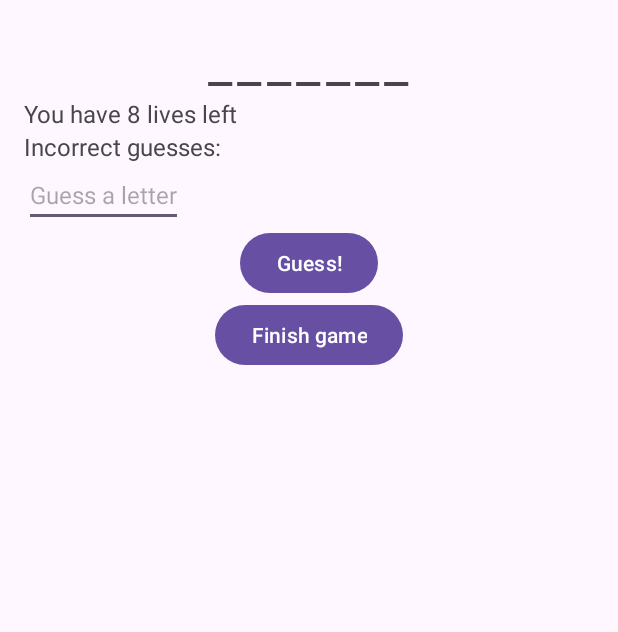
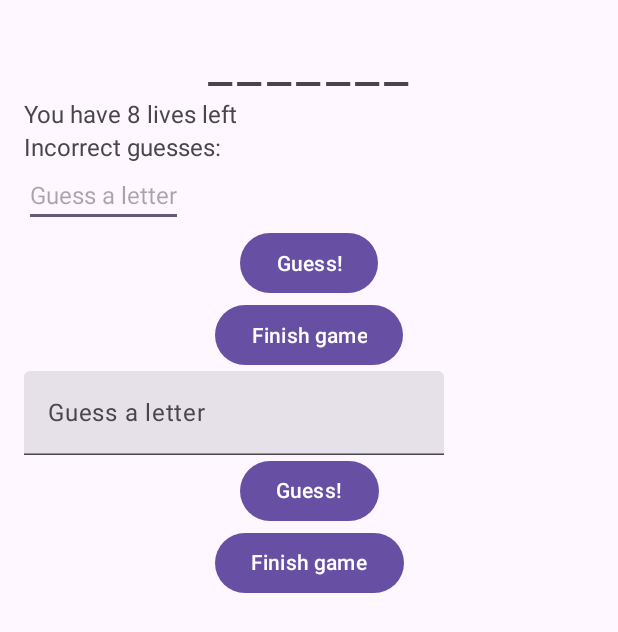
Before and after one commit to Herrkarotte/GuessingGame, an Android app built with Jetpack Compose: the screen it shows after launch (MainActivity), on a phone screen of 412 x 824 dp. Shown: the top 632 px of the screen. Run offline under Robolectric (Android 15) with nearby library versions, the phone set to English and light mode, and no system bars; our stand-ins replace data binding.

Commit message:
Start migrating GameFragment to Compose

```diff
--- a/app/src/main/java/com/example/guessinggame/GameFragment.kt
+++ b/app/src/main/java/com/example/guessinggame/GameFragment.kt
@@ -1,14 +1,26 @@
 package com.example.guessinggame
 
 import android.os.Bundle
-import androidx.fragment.app.Fragment
 import android.view.LayoutInflater
 import android.view.View
 import android.view.ViewGroup
+import androidx.compose.foundation.layout.Column
+import androidx.compose.foundation.layout.fillMaxWidth
+import androidx.compose.material3.Button
+import androidx.compose.material3.MaterialTheme
+import androidx.compose.material3.Surface
+import androidx.compose.material3.Text
+import androidx.compose.material3.TextField
+import androidx.compose.runtime.Composable
+import androidx.compose.runtime.mutableStateOf
+import androidx.compose.runtime.remember
+import androidx.compose.ui.Alignment
+import androidx.compose.ui.Modifier
+import androidx.fragment.app.Fragment
+import androidx.lifecycle.Observer
+import androidx.lifecycle.ViewModelProvider
+import androidx.navigation.findNavController
 import com.example.guessinggame.databinding.FragmentGameBinding
-import androidx.navigation.findNavController
-import androidx.lifecycle.ViewModelProvider
-import androidx.lifecycle.Observer
 
 
 class GameFragment : Fragment() {
@@ -21,7 +33,15 @@ class GameFragment : Fragment() {
         container: ViewGroup?,
         savedInstantState: Bundle?
     ): View? {
-        _binding = FragmentGameBinding.inflate(inflater, container, false)
+        _binding = FragmentGameBinding.inflate(inflater, container, false).apply {
+            composeView.setContent {
+                MaterialTheme {
+                    Surface {
+                        GameFragmentContent(viewModel)
+                    }
+                }
+            }
+        }
         val view = binding.root
         viewModel = ViewModelProvider(this).get(GameViewModel::class.java)
         binding.gameViewModel = viewModel
@@ -49,3 +69,46 @@ class GameFragment : Fragment() {
     }
 
 }
+
+@Composable
+fun FinishGameButton(clicked: () -> Unit) {
+    Button(onClick = clicked) {
+        Text("Finish game")
+    }
+}
+
+@Composable
+fun EnterGuess(guess: String, changed: (String) -> Unit) {
+    TextField(
+        value = guess,
+        label = { Text("Guess a letter") },
+        onValueChange = changed
+    )
+}
+
+@Composable
+fun GuessButton(clicked: () -> Unit) {
+    Button(onClick = clicked) {
+        Text("Guess!")
+    }
+}
+
+@Composable
+fun GameFragmentContent(viewModel: GameViewModel) {
+    val guess = remember { mutableStateOf("") }
+    Column(modifier = Modifier.fillMaxWidth()) {
+        EnterGuess(guess.value) { guess.value = it }
+        Column(
+            modifier = Modifier.fillMaxWidth(),
+            horizontalAlignment = Alignment.CenterHorizontally
+        ) {
+            GuessButton {
+                viewModel.makeGuess(guess.value.uppercase())
+                guess.value = ""
+            }
+            FinishGameButton {
+                viewModel.finishGame()
+            }
+        }
+    }
+}
--- a/app/src/main/res/layout/fragment_game.xml
+++ b/app/src/main/res/layout/fragment_game.xml
@@ -64,5 +64,9 @@
             android:onClick="@{()->gameViewModel.finishGame()}"
             android:text="Finish game" />
 
+        <androidx.compose.ui.platform.ComposeView
+            android:id="@+id/compose_view"
+            android:layout_width="match_parent"
+            android:layout_height="wrap_content" />
     </LinearLayout>
 </layout>
```
